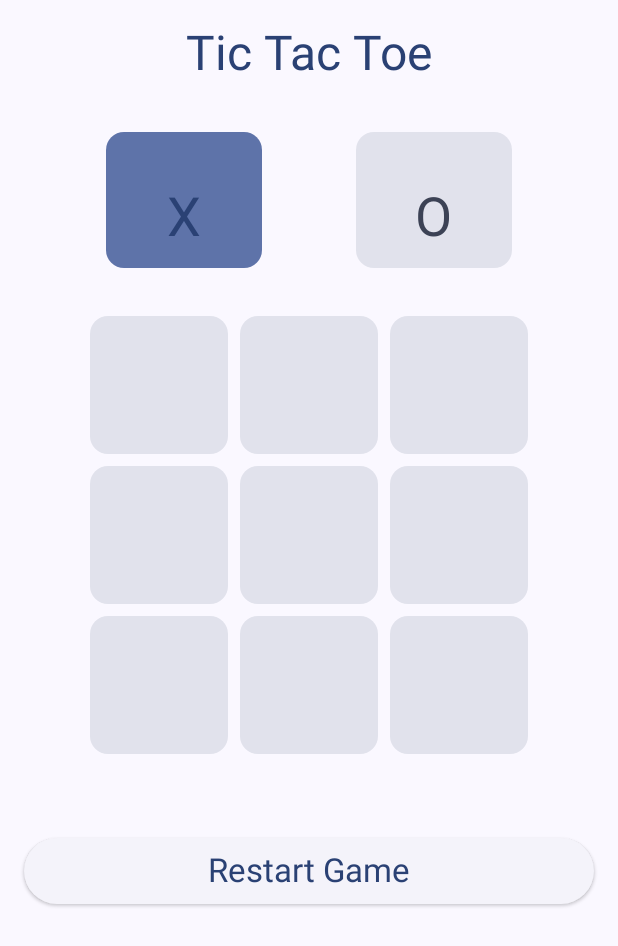
After one commit to HarshHingorani22197/TicTacToe, an Android app built with Jetpack Compose: the composable GameScreen2 called with empty values, on a phone screen of 412 x 824 dp. The commit adds this screen. Shown: the top 946 px of the screen. Run offline under Robolectric (Android 15) with nearby library versions, the phone set to English and light mode, and no system bars.

Commit message:
Added the Infinite version of the game

```diff
--- /dev/null
+++ b/app/src/main/java/com/example/ticktacktoe/GameScreen2.kt
@@ -0,0 +1,153 @@
+import androidx.compose.animation.core.Animatable
+import androidx.compose.animation.core.tween
+import androidx.compose.foundation.background
+import androidx.compose.foundation.clickable
+import androidx.compose.foundation.layout.*
+import androidx.compose.foundation.shape.RoundedCornerShape
+import androidx.compose.material3.*
+import androidx.compose.runtime.*
+import androidx.compose.ui.Alignment
+import androidx.compose.ui.Modifier
+import androidx.compose.ui.draw.clip
+import androidx.compose.ui.draw.drawBehind
+import androidx.compose.ui.draw.drawWithContent
+import androidx.compose.ui.geometry.Offset
+import androidx.compose.ui.graphics.Color
+import androidx.compose.ui.graphics.StrokeCap
+import androidx.compose.ui.tooling.preview.Preview
+import androidx.compose.ui.unit.dp
+import androidx.compose.ui.unit.sp
+import androidx.navigation.NavController
+import androidx.navigation.compose.rememberNavController
+import java.util.LinkedList
+
+@Composable
+fun GameScreen2(navController: NavController, playerX: String, playerO: String) {
+    var board by remember { mutableStateOf(List(3) { MutableList(3) { "" } }) }
+    var currentPlayer by remember { mutableStateOf("X") }
+    var winner by remember { mutableStateOf<String?>(null) }
+    var winningLine by remember { mutableStateOf<List<Pair<Int, Int>>?>(null) }
+    val moveHistory = remember { mutableStateMapOf("X" to LinkedList<Pair<Int, Int>>(), "O" to LinkedList<Pair<Int, Int>>()) }
+
+    Column(
+        modifier = Modifier.fillMaxSize().background(MaterialTheme.colorScheme.background).padding(16.dp),
+        horizontalAlignment = Alignment.CenterHorizontally
+    ) {
+        Text(text = "Tic Tac Toe", style = MaterialTheme.typography.headlineLarge, color = MaterialTheme.colorScheme.primary)
+        Spacer(modifier = Modifier.height(24.dp))
+        PlayerIndicators(playerX, playerO, currentPlayer)
+        Spacer(modifier = Modifier.height(20.dp))
+        TicTacToeBoard2(board, moveHistory, { i, j ->
+            if (board[i][j].isEmpty() && winner == null) {
+                handleMove(i, j, currentPlayer, moveHistory, board)
+                val result = checkWinner(board)
+                if (result != null) {
+                    winner = if (result.first == "X") playerX else playerO
+                    winningLine = result.second
+                } else {
+                    currentPlayer = if (currentPlayer == "X") "O" else "X"
+                }
+            }
+        }, winningLine)
+        Spacer(modifier = Modifier.height(20.dp))
+        winner?.let {
+            Text(text = "$it Wins!", style = MaterialTheme.typography.headlineMedium, color = MaterialTheme.colorScheme.primary)
+        }
+        Spacer(modifier = Modifier.height(30.dp))
+        ElevatedButton(onClick = {
+            board = List(3) { MutableList(3) { "" } }
+            currentPlayer = "X"
+            winner = null
+            winningLine = null
+            moveHistory.clear()
+            moveHistory["X"] = LinkedList()
+            moveHistory["O"] = LinkedList()
+        }, modifier = Modifier.fillMaxWidth()) {
+            Text("Restart Game", style = MaterialTheme.typography.titleLarge)
+        }
+    }
+}
+
+fun handleMove(i: Int, j: Int, currentPlayer: String, moveHistory: MutableMap<String, LinkedList<Pair<Int, Int>>>, board: List<MutableList<String>>) {
+    moveHistory[currentPlayer]?.let { history ->
+        if (history.size == 3) {
+            val (oldI, oldJ) = history.poll()
+            board[oldI][oldJ] = ""
+        }
+        history.add(i to j)
+    }
+    board[i][j] = currentPlayer
+}
+
+@Composable
+fun TicTacToeBoard2(board: List<List<String>>, moveHistory: MutableMap<String, LinkedList<Pair<Int, Int>>>, onCellClick: (Int, Int) -> Unit, winningLine: List<Pair<Int, Int>>?) {
+    val animatedProgress = remember { Animatable(0f) }
+    LaunchedEffect(winningLine) {
+        if (winningLine != null) {
+            animatedProgress.snapTo(0f)
+            animatedProgress.animateTo(1f, animationSpec = tween(durationMillis = 500))
+        }
+    }
+    Box(modifier = Modifier.size(300.dp)
+        .drawWithContent {
+            drawContent() // Draws the X and O symbols first
+
+            winningLine?.let { line ->
+                val cellSize = size.width / 3
+                val startX = line.first().second * cellSize + cellSize / 2
+                val startY = line.first().first * cellSize + cellSize / 2
+                val endX = line.last().second * cellSize + cellSize / 2
+                val endY = line.last().first * cellSize + cellSize / 2
+
+                drawLine(
+                    color = Color.Red.copy(alpha = 0.8f),
+                    start = Offset(startX, startY),
+                    end = Offset(startX + (endX - startX) * animatedProgress.value,
+                        startY + (endY - startY) * animatedProgress.value),
+                    strokeWidth = 12f,
+                    cap = StrokeCap.Round
+                )
+            }
+        }
+    ) {
+        Column {
+            for (i in 0..2) {
+                Row {
+                    for (j in 0..2) {
+                        Box(modifier = Modifier.size(100.dp).padding(4.dp).clip(RoundedCornerShape(12.dp)).background(MaterialTheme.colorScheme.surfaceVariant).clickable(enabled = board[i][j].isEmpty() && winningLine == null) {
+                            onCellClick(i, j)
+                        }, contentAlignment = Alignment.Center) {
+                            Text(text = board[i][j], fontSize = 36.sp, color = when (board[i][j]) {
+                                "X" -> MaterialTheme.colorScheme.primary
+                                "O" -> MaterialTheme.colorScheme.secondary
+                                else -> MaterialTheme.colorScheme.onSurface
+                            })
+                        }
+                    }
+                }
+            }
+        }
+    }
+}
+
+@Composable
+fun PlayerIndicators(playerX: String, playerO: String, currentPlayer: String) {
+    Row(modifier = Modifier.fillMaxWidth(), horizontalArrangement = Arrangement.SpaceEvenly) {
+        PlayerIndicator2(playerX, "X", currentPlayer == "X", MaterialTheme.colorScheme.primary, MaterialTheme.colorScheme.primaryContainer)
+        PlayerIndicator2(playerO, "O", currentPlayer == "O", MaterialTheme.colorScheme.secondary, MaterialTheme.colorScheme.secondaryContainer)
+    }
+}
+
+@Composable
+fun PlayerIndicator2(name: String, symbol: String, isActive: Boolean, symbolColor: Color, bgColor: Color) {
+    Column(horizontalAlignment = Alignment.CenterHorizontally, modifier = Modifier.width(120.dp).padding(8.dp).background(if (isActive) bgColor else MaterialTheme.colorScheme.surfaceVariant, RoundedCornerShape(12.dp)).padding(12.dp)) {
+        Text(text = name, style = MaterialTheme.typography.titleMedium, color = if (isActive) MaterialTheme.colorScheme.onPrimaryContainer else MaterialTheme.colorScheme.onSurface)
+        Text(text = symbol, fontSize = 36.sp, color = symbolColor)
+    }
+}
+
+@Preview(showBackground = true)
+@Composable
+fun GameScreen2Preview() {
+    GameScreen2(rememberNavController(), "Player X", "Player O")
+}
```
Also changed, not shown: app/src/main/java/com/example/ticktacktoe/LoginScreen.kt (+18 -8 lines), app/src/main/java/com/example/ticktacktoe/MainActivity.kt (+8 -0 lines), app/src/main/java/com/example/ticktacktoe/GameScreen.kt (line endings or trailing spaces).
